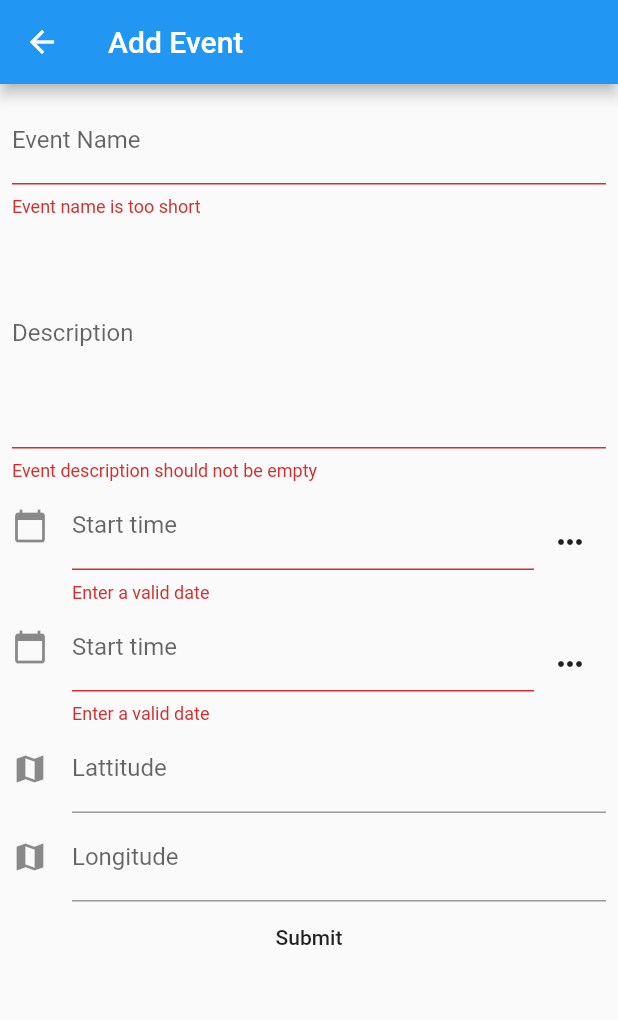
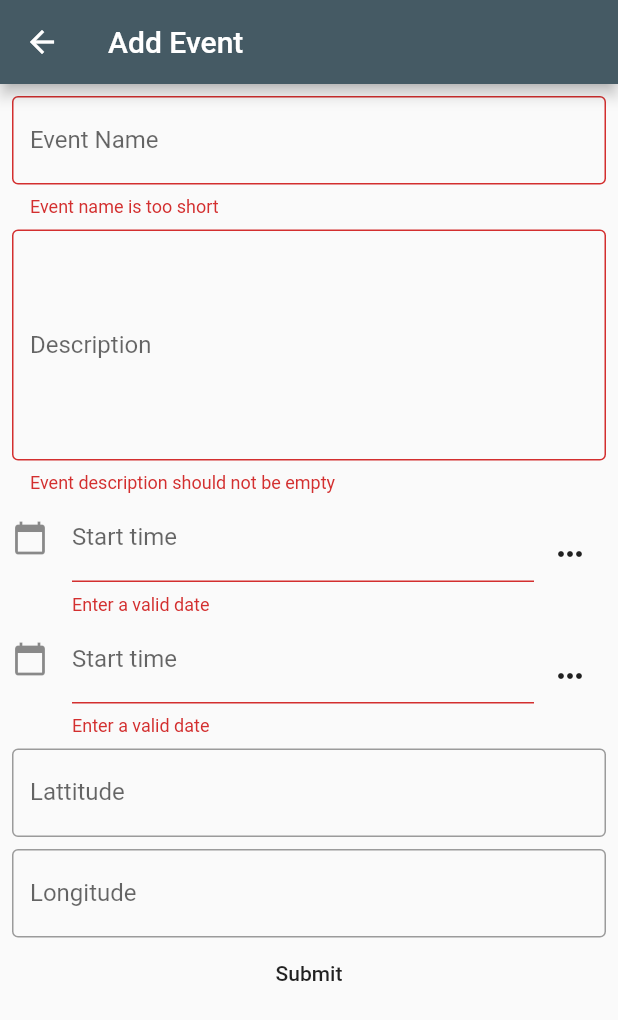
Before and after one commit to TomCranitch/flutter-event-app, a Flutter app: the AddEventPage screen opened directly, after a tap on "Submit", on a phone screen of 412 x 824 dp. Shown: the top 1020 px of the screen. Run offline on Flutter 3.47's test engine with Material 2 defaults, Android fonts, the phone set to English and light mode, and no system bars; our stand-ins replace cloud_firestore, firebase_auth, firebase_messaging, google_sign_in, qr_flutter; missing offline and left inert: barcode_scan; accounts and stored records are empty; statements that could not run were skipped.

Commit message:
Added Material Themeing
Colours are now specified universally in the Colours.dart file, and imported into a theme in accordance with the updated material design specification. Form fields now use the outline display type.

```diff
--- a/lib/pages/add_event_page.dart
+++ b/lib/pages/add_event_page.dart
@@ -64,35 +64,49 @@ class AddEventPageState extends State<AddEventPage> {
         child: new Padding(
           padding: const EdgeInsets.all(8.0),
           child: new Form(
-            autovalidate: true,
+            //autovalidate: true,
             key: _formKey,
             child: new Column(
               children: <Widget>[
-                new TextFormField(
-                  decoration: new InputDecoration(labelText: "Event Name"),
+                new Padding(
+                  padding: const EdgeInsets.only(bottom: 8.0),
+                  child: new TextFormField(
+                    decoration: new InputDecoration(
+                        labelText: "Event Name",
+                      border: new OutlineInputBorder(),
+                    ),
                     validator: (val) => val.length < 5 ? "Event name is too short" : null,
                     onSaved: (val) => _eventName = val,
                   ),
+                ),
                 new TextFormField(
-                  decoration: new InputDecoration(labelText: "Description"),
+                  decoration: new InputDecoration(
+                      labelText: "Description",
+                      border: new OutlineInputBorder(),
+                  ),
                   validator: (val) => val.isEmpty ? "Event description should not be empty" : null,
                   maxLines: 6,
                   onSaved: (val) => _description = val,
                 ),
                 new CalendarPicker(_startTimeController),
                 new CalendarPicker(_endTimeController),
-                new TextFormField(
+                new Padding(
+                  padding: const EdgeInsets.only(top: 8.0, bottom: 8.0),
+                  child: new TextFormField(
                     decoration: new InputDecoration(
                       labelText: "Lattitude",
-                    icon: new Icon(Icons.map)
+                      //icon: new Icon(Icons.map),
+                      border: new OutlineInputBorder(),
                     ),
                     validator: (val) => double.parse(val, (e) => null) == null ? "Invalid longitude. Should be number." : null,
                     onSaved: (val) => _latitude = double.parse(val, (e) => null),
                   ),
+                ),
                 new TextFormField(
                   decoration: new InputDecoration(
                     labelText: "Longitude",
-                    icon: new Icon(Icons.map)
+                    //icon: new Icon(Icons.map),
+                    border: new OutlineInputBorder(),
                   ),
                   validator: (val) => double.parse(val, (e) => null) == null ? "Invalid longitude. Should be number." : null,
                   onSaved: (val) => _longitude = double.parse(val, (e) => null),
--- a/lib/pages/event_page.dart
+++ b/lib/pages/event_page.dart
@@ -23,9 +23,7 @@ class EventPage extends StatefulWidget{
 }
 
 class EventPageState extends State<EventPage> with SingleTickerProviderStateMixin {
-
   TabController controller;
-
 
   @override
   void initState() {
@@ -58,7 +56,6 @@ class EventPageState extends State<EventPage> with SingleTickerProviderStateMixi
         floatingActionButton: widget._canScan ? new FloatingActionButton(
           onPressed: () => widget.fabOnPress(context),
           child: new Icon(Icons.camera_alt),
-          backgroundColor: Colors.cyanAccent,
         ) : new Container(),
         body: new TabBarView(
             controller: controller,
@@ -69,7 +66,7 @@ class EventPageState extends State<EventPage> with SingleTickerProviderStateMixi
             ],
         ),
         bottomNavigationBar: new Material(
-          color: Colors.greenAccent,
+          //color: Colors.greenAccent,
           child: new TabBar(
             controller: controller,
             tabs: <Tab>[
--- a/lib/pages/event_page_tabs/event_main_tab.dart
+++ b/lib/pages/event_page_tabs/event_main_tab.dart
@@ -4,6 +4,7 @@ import 'package:qr_flutter/qr_flutter.dart';
 import 'package:cloud_firestore/cloud_firestore.dart';
 import 'package:http/http.dart' as http;
 import 'package:firebase_auth/firebase_auth.dart';
+import '../../utils/colours.dart';
 
 
 class EventMainTabPage extends StatefulWidget {
@@ -102,7 +103,7 @@ class EventMainTabPageState extends State<EventMainTabPage> with SingleTickerPro
                     },
                     child: _qrReady ? new QrImage(
                       data: _qrEntryCode,
-                      version: 5, foregroundColor: Colors.green[900],
+                      version: 5, foregroundColor: AppColours.primaryCharcoal,
                       size: MediaQuery.of(context).size.width/2.5,
                     ) :
                     new Text("Loading entry QR code..."),
@@ -119,7 +120,7 @@ class EventMainTabPageState extends State<EventMainTabPage> with SingleTickerPro
 
         // If set to display a full screen QR Code, the QR code goes full screen
         fullScreenQR ? new InkWell(
-          splashColor: Colors.greenAccent,
+          splashColor: AppColours.tick,
           onTap: () => this.setState(() => fullScreenQR = !fullScreenQR),
           child: new Container(
             color: Colors.white.withOpacity(1.0),
--- a/lib/pages/event_page_tabs/event_music_tab.dart
+++ b/lib/pages/event_page_tabs/event_music_tab.dart
@@ -2,6 +2,7 @@ import 'package:flutter/material.dart';
 import '../../widgets/event_music_list_card.dart';
 import 'event_music_search_page.dart';
 import 'package:cloud_firestore/cloud_firestore.dart';
+import '../../utils/colours.dart';
 
 class EventMusicPage extends StatefulWidget {
   final String _eventID;
@@ -20,7 +21,7 @@ class EventMusicPageState extends State<EventMusicPage>{
 
   ///Adds the song with [musicID] to the playlist when tapped
   void onMusicTap(String musicID) {
-    background = Colors.greenAccent;
+    background = AppColours.tick;
     Firestore.instance
         .collection('events').document(widget._eventID)
         .getCollection('music').document(musicID)
--- a/lib/pages/home_page.dart
+++ b/lib/pages/home_page.dart
@@ -3,6 +3,7 @@ import '../widgets/event_list_card.dart';
 import 'event_page.dart';
 import 'package:cloud_firestore/cloud_firestore.dart';
 import 'add_event_page.dart';
+import '../utils/colours.dart';
 
 class HomePage extends StatefulWidget {
   @override
@@ -21,11 +22,11 @@ class HomePageState extends State<HomePage> with TickerProviderStateMixin{
     return new Scaffold(
       floatingActionButton: new FloatingActionButton(
         onPressed: () => addEvent(),
-        backgroundColor: Colors.amberAccent,
+        //backgroundColor: Colors.amberAccent,
         child: new Icon(Icons.add),
       ),
       body: new Material(
-        color: Colors.deepPurpleAccent,
+        color: AppColours.primaryCharcoalDark,
 
         // Get all events ordered by start time
         child: new StreamBuilder<QuerySnapshot>(
--- a/lib/pages/scan_barcode_page.dart
+++ b/lib/pages/scan_barcode_page.dart
@@ -5,6 +5,7 @@ import 'package:flutter/services.dart';
 import 'package:barcode_scan/barcode_scan.dart';
 import 'package:cloud_firestore/cloud_firestore.dart';
 import '../utils/ticket_status_enum.dart';
+import '../utils/colours.dart';
 
 class ScanBarcodePage extends StatefulWidget {
 
@@ -62,6 +63,7 @@ class ScanBarcodePageState extends State<ScanBarcodePage>{
 
   Widget build(BuildContext context) {
     return new Material(
+      color: AppColours.background,
       child: new Padding(
         padding: const EdgeInsets.only(left: 8.0, right: 8.0, top: 15.0),
         child: new Column(
@@ -84,7 +86,7 @@ class ScanBarcodePageState extends State<ScanBarcodePage>{
                       title: new Text(scannedTickets[index][0]),
                       subtitle: new Text(scannedTickets[index][1]),
                     ),
-                    color: scannedTickets[index][2] == TicketStatus.Verified ? Colors.white : scannedTickets[index][2] == TicketStatus.ScanFailed ? Colors.orangeAccent : Colors.redAccent,
+                    color: scannedTickets[index][2] == TicketStatus.Verified ? Colors.white : scannedTickets[index][2] == TicketStatus.ScanFailed ? AppColours.warning : AppColours.error,
                   );
                 }
               ),
--- a/lib/pages/signin_page.dart
+++ b/lib/pages/signin_page.dart
@@ -32,6 +32,9 @@ class SignInPage extends StatelessWidget {
       );
     }
 
+    print(googleUser);
+    print(await _auth.currentUser());
+
     if (await _auth.currentUser() != null)
       Navigator.of(context).push(new MaterialPageRoute(builder: (BuildContext context) => new HomePage()));
   }
--- /dev/null
+++ b/lib/utils/colours.dart
@@ -0,0 +1,17 @@
+import 'package:flutter/material.dart';
+
+class AppColours {
+  static const primaryCharcoal = const Color(0xFF455a64);
+  static const primaryCharcoalLight = const Color(0xFF718792);
+  static const primaryCharcoalDark = const Color(0xFF1c313a);
+
+  static const secondaryCyan = const Color(0xFF00acc1);
+  static const secondaryCyanLight = const Color(0xFF5ddef4);
+  static const secondaryCyanDark = const Color(0xFF007c91);
+
+  static const tick = Colors.greenAccent;
+  static const error = Colors.redAccent;
+  static const warning = Colors.orangeAccent;
+
+  static const background = Colors.white;
+}
--- a/lib/widgets/event_guest_list_card.dart
+++ b/lib/widgets/event_guest_list_card.dart
@@ -1,5 +1,6 @@
 import 'package:flutter/material.dart';
 import 'package:cloud_firestore/cloud_firestore.dart';
+import '../utils/colours.dart';
 
 class EventGuestListCard extends StatefulWidget {
   State<StatefulWidget> createState() => new EventGuestListCardState();
@@ -43,7 +44,7 @@ class EventGuestListCardState extends State<EventGuestListCard> {
     ) :
     new Card(
       child: new ListTile(
-        leading: widget._going ? const Icon(Icons.check, color: Colors.greenAccent,) : const Icon(Icons.clear, color: Colors.redAccent,),
+        leading: widget._going ? const Icon(Icons.check, color: AppColours.tick,) : const Icon(Icons.clear, color: AppColours.error,),
         title: new Text(_fName),
         subtitle: new Text(_lName),
       ),
--- a/lib/widgets/event_list_card.dart
+++ b/lib/widgets/event_list_card.dart
@@ -1,5 +1,6 @@
 import 'package:flutter/material.dart';
 import '../pages/event_page.dart';
+import '../utils/colours.dart';
 
 class EventCard extends StatefulWidget {
   @override
@@ -27,7 +28,7 @@ class EventCardController extends State<EventCard> {
           mainAxisSize: MainAxisSize.min,
           children: <Widget>[
             new ListTile(
-              leading: const Icon(Icons.check, color: Colors.greenAccent,),
+              leading: const Icon(Icons.check, color: AppColours.tick,),
               title: new Text(widget._name),
               subtitle: new Text(widget._description.length < 35 ? widget._description : widget._description.substring(0, 30) + "..."),
             ),
```
Also changed, not shown: lib/main.dart (+16 -0 lines), pubspec.lock, 1 other file. Lines whose indentation alone changed are shown as unchanged.
